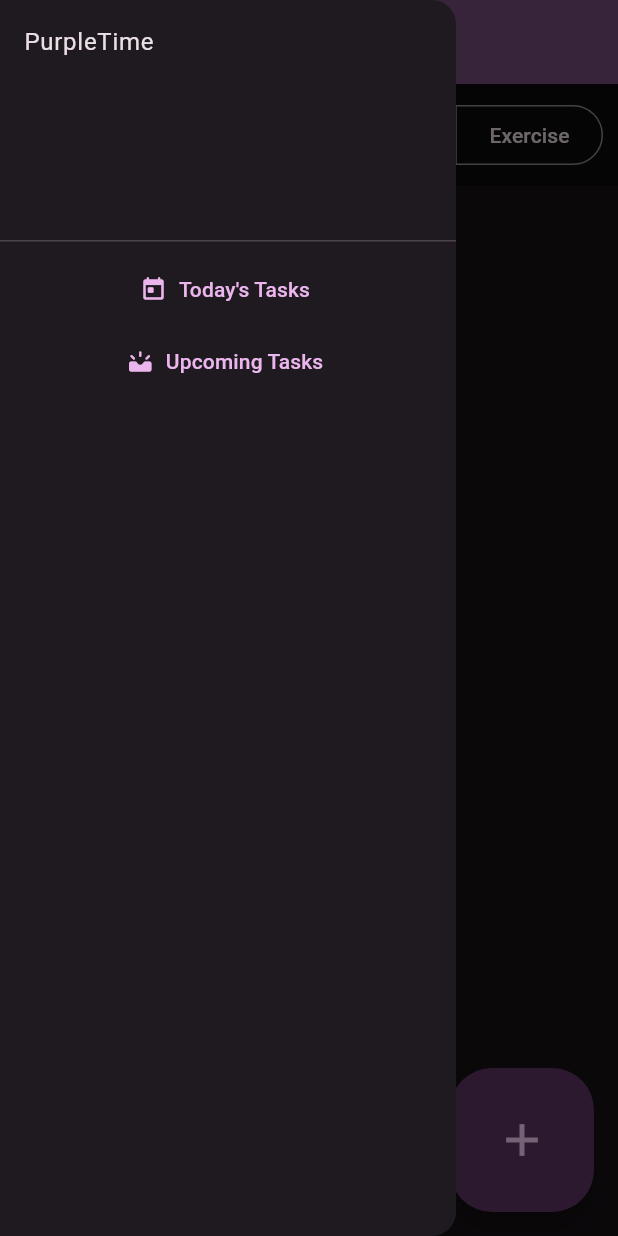
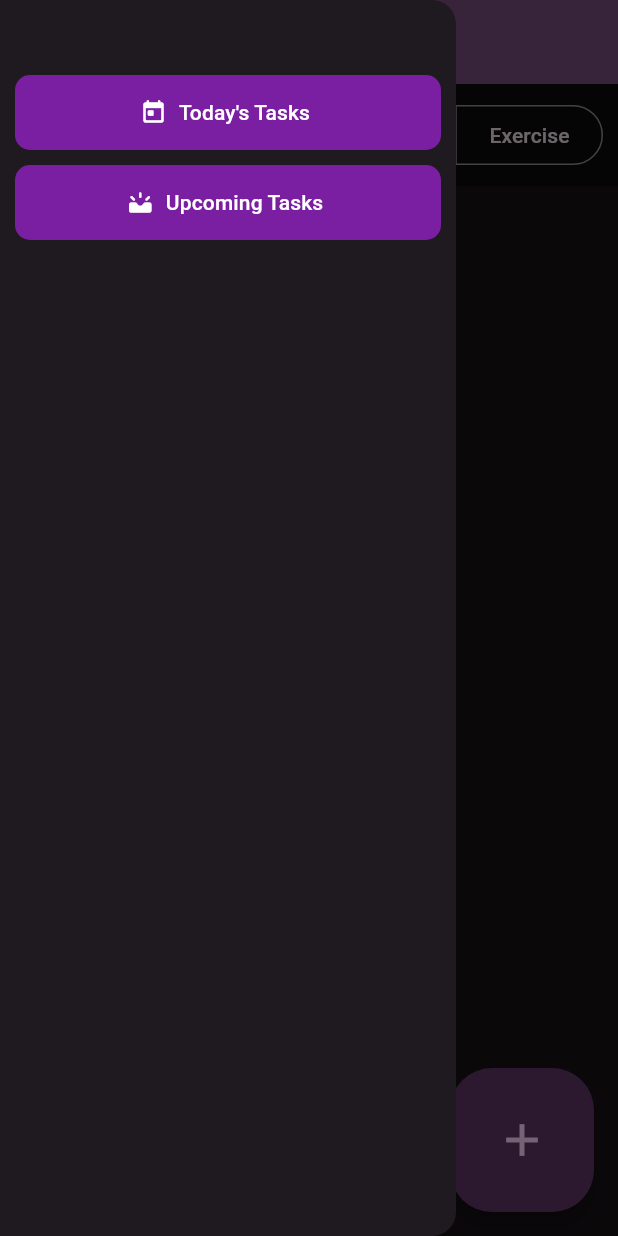
Before and after one commit to sdrhmn/purple, a Flutter app: the screen it shows after launch, with the side drawer open, on a phone screen of 412 x 824 dp. Run offline on Flutter 3.47's test engine with Material 3 defaults, Android fonts, the light colour scheme and no system bars; our stand-ins replace flutter_local_notifications, flutter_riverpod, freezed_annotation, objectbox, styled_widget, timezone; generated files the repository leaves out were written again.

Commit message:
layout changes

```diff
--- a/lib/main.dart
+++ b/lib/main.dart
@@ -1,6 +1,7 @@
 import 'dart:async';
 import 'package:flutter/material.dart';
 import 'package:flutter_riverpod/flutter_riverpod.dart';
+import 'package:styled_widget/styled_widget.dart';
 import 'package:timely/app_startup_provider.dart';
 import 'package:timely/app_theme.dart';
 import 'package:timely/common/splash.dart';
@@ -73,27 +74,50 @@ class _MyHomePageState extends ConsumerState<PurpleTimeHomePage> {
           drawer: Drawer(
             child: ListView(
               children: [
-                DrawerHeader(child: Text("PurpleTime")),
-                TextButton.icon(
+                Container().height(50),
+                SizedBox(
+                  height: 50,
+                  child: TextButton.icon(
+                    style: ButtonStyle(
+                      shape: WidgetStatePropertyAll(RoundedRectangleBorder(
+                          borderRadius: BorderRadius.circular(10))),
+                      backgroundColor:
+                          WidgetStatePropertyAll(Colors.purple[700]),
+                      foregroundColor:
+                          const WidgetStatePropertyAll(Colors.white),
+                    ),
                     onPressed: () {
                       Navigator.of(context).pop();
                       setState(() {
                         pageIndex = 0;
                       });
                     },
-                  icon: Icon(Icons.today_rounded),
-                  label: Text("Today's Tasks"),
+                    icon: const Icon(Icons.today_rounded),
+                    label: const Text("Today's Tasks"),
                   ),
-                TextButton.icon(
+                ).padding(horizontal: 10),
+                Container().height(10),
+                SizedBox(
+                  height: 50,
+                  child: TextButton.icon(
+                    style: ButtonStyle(
+                      shape: WidgetStatePropertyAll(RoundedRectangleBorder(
+                          borderRadius: BorderRadius.circular(10))),
+                      backgroundColor:
+                          WidgetStatePropertyAll(Colors.purple[700]),
+                      foregroundColor:
+                          const WidgetStatePropertyAll(Colors.white),
+                    ),
                     onPressed: () {
                       Navigator.of(context).pop();
                       setState(() {
                         pageIndex = 1;
                       });
                     },
-                  icon: Icon(Icons.upcoming_rounded),
-                  label: Text("Upcoming Tasks"),
-                )
+                    icon: const Icon(Icons.upcoming_rounded),
+                    label: const Text("Upcoming Tasks"),
+                  ),
+                ).padding(horizontal: 10)
               ],
             ),
           ),
--- a/lib/modules/tasks/ui/upcoming_tasks_screen.dart
+++ b/lib/modules/tasks/ui/upcoming_tasks_screen.dart
@@ -83,13 +83,13 @@ class _TaskScreenState extends ConsumerState<UpcomingTaskScreen> {
                         Text(DateFormat(DateFormat.ABBR_MONTH_DAY)
                                 .format(filteredTasks[index].date!))
                             .textStyle(
-                              TextStyle(
+                              const TextStyle(
                                 fontWeight: FontWeight.bold,
                               ),
                             )
-                            .padding(all: 5)
+                            .padding(all: 5, horizontal: 20)
                             .decorated(
-                              color: Colors.indigo[700],
+                              color: Colors.purple[700],
                               borderRadius: BorderRadius.circular(5),
                             )
                             .padding(bottom: 10),
```
Lines whose indentation alone changed are shown as unchanged.
